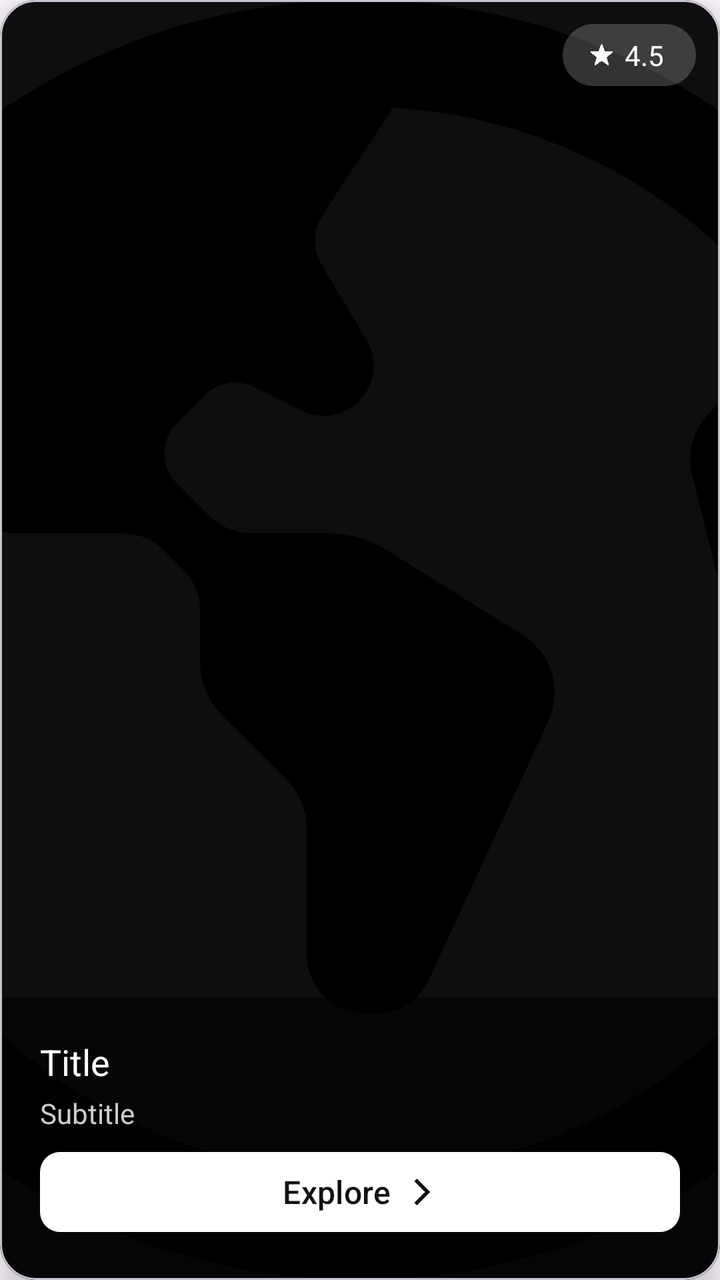
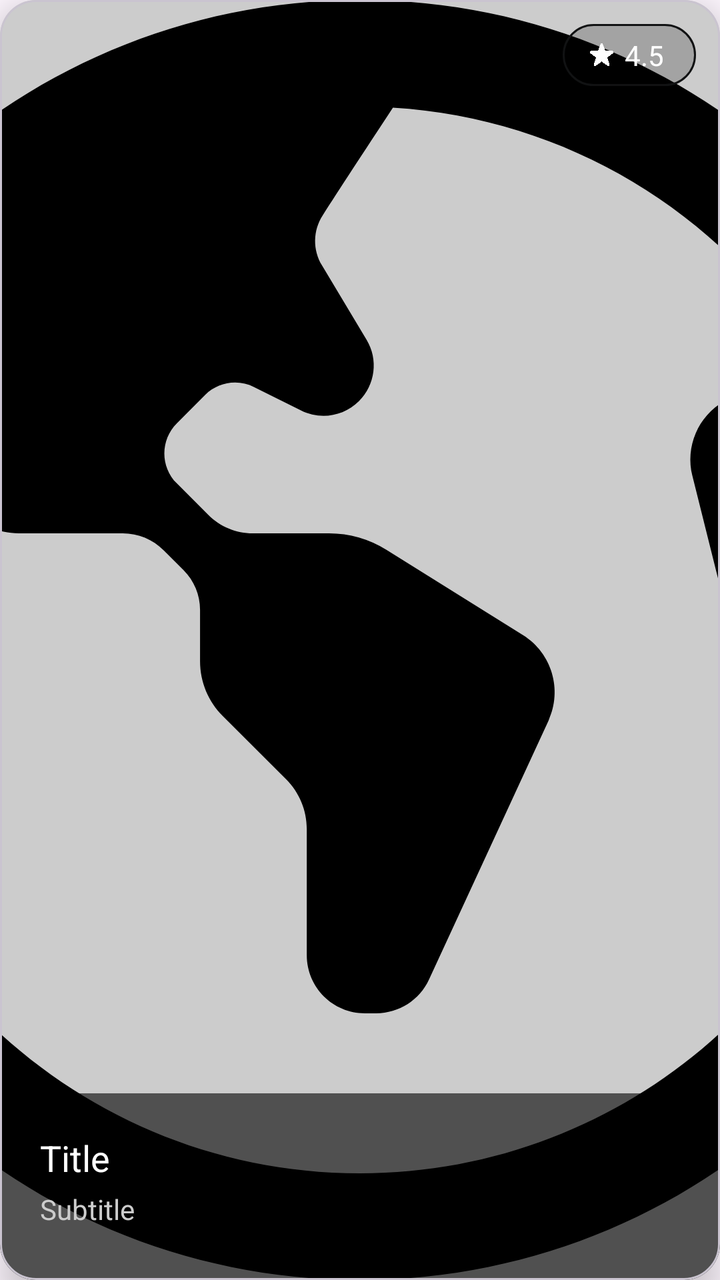

Two renders of the same Android screen: before a commit and after it. Below are the layout's source before the change and the commit's diff.
<!-- AndroidManifest.xml: application theme Theme.SpaceAdvisor -->
<!-- res/layout/item_trending_destination.xml -->
<?xml version="1.0" encoding="utf-8"?>
<com.google.android.material.card.MaterialCardView xmlns:android="http://schemas.android.com/apk/res/android"
    xmlns:app="http://schemas.android.com/apk/res-auto"
    android:layout_width="250dp"
    android:layout_height="300dp"
    android:layout_margin="10dp"
    android:backgroundTint="@color/layout_background_primary"
    android:clickable="true"
    android:focusable="true"
    app:cardCornerRadius="18dp"
    app:cardElevation="10dp">


    <RelativeLayout
        android:layout_width="match_parent"
        android:layout_height="match_parent">

        <ImageView
            android:id="@+id/trend_dest_image_item"
            android:layout_width="match_parent"
            android:layout_height="match_parent"
            android:clickable="true"
            android:scaleType="centerCrop"
            android:src="@drawable/ic_home_earth" />

        <View
            android:id="@+id/trend_dest_card_item"
            android:layout_width="match_parent"
            android:layout_height="match_parent"
            android:background="@color/layout_background_transparent_black_20" />

        <LinearLayout
            android:id="@+id/dest_rating_chip_carousel_item"
            android:layout_width="wrap_content"
            android:layout_height="wrap_content"
            android:layout_alignParentTop="true"
            android:layout_alignParentEnd="true"
            android:layout_marginTop="12dp"
            android:layout_marginEnd="12dp"
            android:background="@drawable/custom_text_gray_background"
            android:gravity="center"
            android:paddingHorizontal="12dp"
            android:paddingVertical="6dp">

            <ImageView
                android:layout_width="15dp"
                android:layout_height="15dp"
                android:scaleType="centerCrop"
                android:src="@drawable/ic_rating_star_filled"
                app:tint="@color/icon_primary" />

            <TextView
                android:id="@+id/trend_dest_rating_item"
                android:layout_width="wrap_content"
                android:layout_height="wrap_content"
                android:paddingHorizontal="4dp"
                android:text="4.5"
                android:textColor="@color/text_primary"
                android:textSize="14sp" />

        </LinearLayout>

        <LinearLayout
            android:id="@+id/trend_dest_details_container_item"
            android:layout_width="match_parent"
            android:layout_height="wrap_content"
            android:layout_alignParentBottom="true"
            android:background="@color/layout_background_transparent_black_60"
            android:orientation="vertical"
            android:paddingHorizontal="20dp"
            android:paddingVertical="20dp">


            <TextView
                android:id="@+id/trend_dest_title_item"
                android:layout_width="wrap_content"
                android:layout_height="wrap_content"
                android:layout_marginBottom="4dp"
                android:text="Title"
                android:textColor="@color/text_primary"
                android:textSize="18sp" />

            <TextView
                android:id="@+id/trend_dest_subtitle_item"
                android:layout_width="wrap_content"
                android:layout_height="wrap_content"
                android:layout_marginBottom="6dp"
                android:text="Subtitle"
                android:textColor="@color/text_quaternary_light"
                android:textSize="14sp" />

            <com.google.android.material.button.MaterialButton
                android:id="@+id/btn_explore_trend_dest_item"
                android:layout_width="match_parent"
                android:layout_height="wrap_content"
                android:text="Explore"
                android:textColor="@color/text_secondary"
                android:textSize="16sp"
                app:backgroundTint="@color/btn_fill_primary"
                app:cornerRadius="10dp"
                app:icon="@drawable/ic_arrow_right"
                app:iconGravity="textEnd"
                app:iconSize="16sp"
                app:iconTint="@color/icon_secondary" />
        </LinearLayout>

    </RelativeLayout>

</com.google.android.material.card.MaterialCardView>
<!-- resources referenced by this layout -->
<resources>
  <color name="btn_fill_primary">@color/white</color>
  <color name="icon_primary">@color/white</color>
  <color name="icon_secondary">@color/deep_black</color>
  <color name="layout_background_primary">@color/deep_black</color>
  <color name="layout_background_transparent_black_20">@color/transparent_black_20</color>
  <color name="layout_background_transparent_black_60">@color/transparent_black_60</color>
  <color name="text_primary">@color/white</color>
  <color name="text_quaternary_light">@color/gray_light</color>
  <color name="text_secondary">@color/deep_black</color>
  <!-- drawable custom_text_gray_background (drawable) -->
  <?xml version="1.0" encoding="utf-8"?>
  <shape xmlns:android="http://schemas.android.com/apk/res/android">
      <solid android:color="@color/layout_background_transparent_white_20" />
      <corners android:radius="16dp" />
  </shape>
  <!-- drawable ic_arrow_right (drawable) -->
  <vector xmlns:android="http://schemas.android.com/apk/res/android" android:autoMirrored="true" android:height="24dp" android:tint="#000000" android:viewportHeight="960" android:viewportWidth="960" android:width="24dp">
        
      <path android:fillColor="@android:color/white" android:pathData="M321,880L250,809L579,480L250,151L321,80L721,480L321,880Z"/>
      
  </vector>
  <!-- drawable ic_home_earth (drawable) -->
  <?xml version="1.0" encoding="utf-8"?>
  <vector xmlns:android="http://schemas.android.com/apk/res/android"
      android:width="24dp"
      android:height="24dp"
      android:viewportWidth="24"
      android:viewportHeight="24">
  
      <path
          android:fillColor="#000000"
          android:pathData="M12,0C5.383,0,0,5.383,0,12s5.383,12,12,12,12-5.383,12-12S18.617,0,12,0Zm0,22c-5.514,0-10-4.486-10-10,0-1.494 0.33 -2.912 0.92 -4.187l1.666,1.751c0.265 0.278 0.632 0.436 ,1.016 0.436 h1.949c0.288,0,0.564 0.114 0.768 0.318 l0.373 0.373 c0.198 0.198 0.309 0.466 0.309 0.745 v0.963c0,0.385 0.153 0.753 0.425 ,1.025l1.19,1.19c0.247 0.247 0.386 0.582 0.386 0.931 v2.365c0,0.602 0.488 ,1.09,1.09,1.09h0.213c0.425,0,0.811-0.247 0.989 -0.633l2.241-4.856c0.267-0.578 0.062 -1.263-0.477-1.601l-2.562-1.601c-0.323-0.202-0.696-0.309-1.077-0.309h-1.431c-0.311,0-0.61-0.124-0.83-0.344l-0.592-0.592c-0.312-0.312-0.312-0.817,0-1.128l0.529-0.529c0.243-0.243 0.614 -0.303 0.921 -0.149l0.88 0.44 c0.361 0.181 0.798 0.11 ,1.084-0.176l0.003-0.003c0.305-0.305 0.363 -0.778 0.141 -1.147l-0.837-1.396c-0.175-0.292-0.171-0.654 0.014 -0.94 0.296 -0.457 0.78 -1.202,1.316-2.016,3.272 0.2 ,6.125,1.98,7.801,4.586l-1.59 0.917 c-0.49 0.282 -0.733 0.855 -0.595,1.403l0.627,2.507c0.09 0.36 0.333 0.662 0.665 0.827 l2.373,1.178c-0.699,4.835-4.871,8.562-9.896,8.562Z" />
  </vector>
  <!-- drawable ic_rating_star_filled: vector/xml drawable (drawable, 2072 chars, omitted) -->
  <style name="Theme.SpaceAdvisor" parent="Base.Theme.SpaceAdvisor" />
  <color name="white">#FFFFFFFF</color>
  <color name="deep_black">#111213</color>
  <color name="transparent_black_20">#33000000</color>
  <color name="transparent_black_60">#9A000000</color>
  <color name="gray_light">#CCCCCC</color>
  <color name="layout_background_transparent_white_20">@color/transparent_white_20</color>
  <style name="Base.Theme.SpaceAdvisor" parent="Theme.Material3.DayNight.NoActionBar">
          
      </style>
  <color name="transparent_white_20">#33FFFFFF</color>
</resources>

<!-- the commit's change to res/layout/item_trending_destination.xml (unified diff, before → after) -->
@@ -4,7 +4,7 @@
     android:layout_width="250dp"
     android:layout_height="300dp"
     android:layout_margin="10dp"
-    android:backgroundTint="@color/layout_background_primary"
+    android:backgroundTint="@color/background"
     android:clickable="true"
     android:focusable="true"
     app:cardCornerRadius="18dp"
@@ -27,7 +27,7 @@
             android:id="@+id/trend_dest_card_item"
             android:layout_width="match_parent"
             android:layout_height="match_parent"
-            android:background="@color/layout_background_transparent_black_20" />
+            android:background="@color/transparent_black_20" />
 
         <LinearLayout
             android:id="@+id/dest_rating_chip_carousel_item"
@@ -47,7 +47,7 @@
                 android:layout_height="15dp"
                 android:scaleType="centerCrop"
                 android:src="@drawable/ic_rating_star_filled"
-                app:tint="@color/icon_primary" />
+                app:tint="@color/white" />
 
             <TextView
                 android:id="@+id/trend_dest_rating_item"
@@ -55,7 +55,7 @@
                 android:layout_height="wrap_content"
                 android:paddingHorizontal="4dp"
                 android:text="4.5"
-                android:textColor="@color/text_primary"
+                android:textColor="@color/white"
                 android:textSize="14sp" />
 
         </LinearLayout>
@@ -65,7 +65,7 @@
             android:layout_width="match_parent"
             android:layout_height="wrap_content"
             android:layout_alignParentBottom="true"
-            android:background="@color/layout_background_transparent_black_60"
+            android:background="@color/transparent_black_60"
             android:orientation="vertical"
             android:paddingHorizontal="20dp"
             android:paddingVertical="20dp">
@@ -77,7 +77,7 @@
                 android:layout_height="wrap_content"
                 android:layout_marginBottom="4dp"
                 android:text="Title"
-                android:textColor="@color/text_primary"
+                android:textColor="@color/white"
                 android:textSize="18sp" />
 
             <TextView
@@ -86,22 +86,22 @@
                 android:layout_height="wrap_content"
                 android:layout_marginBottom="6dp"
                 android:text="Subtitle"
-                android:textColor="@color/text_quaternary_light"
+                android:textColor="@color/gray_light"
                 android:textSize="14sp" />
 
-            <com.google.android.material.button.MaterialButton
-                android:id="@+id/btn_explore_trend_dest_item"
-                android:layout_width="match_parent"
-                android:layout_height="wrap_content"
-                android:text="Explore"
-                android:textColor="@color/text_secondary"
-                android:textSize="16sp"
-                app:backgroundTint="@color/btn_fill_primary"
-                app:cornerRadius="10dp"
-                app:icon="@drawable/ic_arrow_right"
-                app:iconGravity="textEnd"
-                app:iconSize="16sp"
-                app:iconTint="@color/icon_secondary" />
+            
+            
+            
+            
+            
+            
+            
+            
+            
+            
+            
+            
+            
         </LinearLayout>
 
     </RelativeLayout>
<!-- resource entries referenced after the edit -->
@@ -1,26 +1,15 @@
 <!-- resources referenced by this layout -->
 <resources>
-  <color name="btn_fill_primary">@color/white</color>
-  <color name="icon_primary">@color/white</color>
-  <color name="icon_secondary">@color/deep_black</color>
-  <color name="layout_background_primary">@color/deep_black</color>
-  <color name="layout_background_transparent_black_20">@color/transparent_black_20</color>
-  <color name="layout_background_transparent_black_60">@color/transparent_black_60</color>
-  <color name="text_primary">@color/white</color>
-  <color name="text_quaternary_light">@color/gray_light</color>
-  <color name="text_secondary">@color/deep_black</color>
+  <color name="background">@color/white</color>
   <!-- drawable custom_text_gray_background (drawable) -->
   <?xml version="1.0" encoding="utf-8"?>
   <shape xmlns:android="http://schemas.android.com/apk/res/android">
-      <solid android:color="@color/layout_background_transparent_white_20" />
+      <solid android:color="@color/chip_fill_quaternary" />
+      <stroke
+          android:width="1dp"
+          android:color="@color/chip_quaternary" />
       <corners android:radius="16dp" />
   </shape>
-  <!-- drawable ic_arrow_right (drawable) -->
-  <vector xmlns:android="http://schemas.android.com/apk/res/android" android:autoMirrored="true" android:height="24dp" android:tint="#000000" android:viewportHeight="960" android:viewportWidth="960" android:width="24dp">
-        
-      <path android:fillColor="@android:color/white" android:pathData="M321,880L250,809L579,480L250,151L321,80L721,480L321,880Z"/>
-      
-  </vector>
   <!-- drawable ic_home_earth (drawable) -->
   <?xml version="1.0" encoding="utf-8"?>
   <vector xmlns:android="http://schemas.android.com/apk/res/android"
@@ -33,17 +22,37 @@
           android:fillColor="#000000"
           android:pathData="M12,0C5.383,0,0,5.383,0,12s5.383,12,12,12,12-5.383,12-12S18.617,0,12,0Zm0,22c-5.514,0-10-4.486-10-10,0-1.494 0.33 -2.912 0.92 -4.187l1.666,1.751c0.265 0.278 0.632 0.436 ,1.016 0.436 h1.949c0.288,0,0.564 0.114 0.768 0.318 l0.373 0.373 c0.198 0.198 0.309 0.466 0.309 0.745 v0.963c0,0.385 0.153 0.753 0.425 ,1.025l1.19,1.19c0.247 0.247 0.386 0.582 0.386 0.931 v2.365c0,0.602 0.488 ,1.09,1.09,1.09h0.213c0.425,0,0.811-0.247 0.989 -0.633l2.241-4.856c0.267-0.578 0.062 -1.263-0.477-1.601l-2.562-1.601c-0.323-0.202-0.696-0.309-1.077-0.309h-1.431c-0.311,0-0.61-0.124-0.83-0.344l-0.592-0.592c-0.312-0.312-0.312-0.817,0-1.128l0.529-0.529c0.243-0.243 0.614 -0.303 0.921 -0.149l0.88 0.44 c0.361 0.181 0.798 0.11 ,1.084-0.176l0.003-0.003c0.305-0.305 0.363 -0.778 0.141 -1.147l-0.837-1.396c-0.175-0.292-0.171-0.654 0.014 -0.94 0.296 -0.457 0.78 -1.202,1.316-2.016,3.272 0.2 ,6.125,1.98,7.801,4.586l-1.59 0.917 c-0.49 0.282 -0.733 0.855 -0.595,1.403l0.627,2.507c0.09 0.36 0.333 0.662 0.665 0.827 l2.373,1.178c-0.699,4.835-4.871,8.562-9.896,8.562Z" />
   </vector>
-  <!-- drawable ic_rating_star_filled: vector/xml drawable (drawable, 2072 chars, omitted) -->
-  <style name="Theme.SpaceAdvisor" parent="Base.Theme.SpaceAdvisor" />
+  <!-- drawable ic_rating_star_filled: vector/xml drawable (drawable, 2082 chars, omitted) -->
+  <style name="Theme.SpaceAdvisor" parent="Base.Theme.SpaceAdvisor">
+          <item name="colorPrimary">@color/primary</item>
+          <item name="customColorPrimary">@color/primary</item>
+          <item name="customColorPrimaryGlow">@color/primary_glow</item>
+          <item name="customColorPrimaryFaded">@color/primary_faded</item>
+          <item name="customColorPrimaryLight">@color/primary_light</item>
+          <item name="customColorPrimaryVariant">@color/primary_variant</item>
+          <item name="customColorPrimaryVariantFaded">@color/primary_variant_faded</item>
+      </style>
+  <color name="chip_fill_quaternary">@color/transparent_black_20</color>
+  <color name="chip_quaternary">@color/deep_black</color>
   <color name="white">#FFFFFFFF</color>
   <color name="deep_black">#111213</color>
+  <color name="space_purple">#575AD3</color>
+  <color name="space_purple_glow">#48575AD3</color>
+  <color name="space_purple_faded">#50A0A0FF</color>
+  <color name="space_purple_light">#A0A0FF</color>
+  <color name="space_pink">#AE52D4</color>
+  <color name="space_pink_faded">#20AE52D4</color>
   <color name="transparent_black_20">#33000000</color>
   <color name="transparent_black_60">#9A000000</color>
   <color name="gray_light">#CCCCCC</color>
-  <color name="layout_background_transparent_white_20">@color/transparent_white_20</color>
   <style name="Base.Theme.SpaceAdvisor" parent="Theme.Material3.DayNight.NoActionBar">
-          
+          <item name="colorPrimary">@color/primary</item>
       </style>
-  <color name="transparent_white_20">#33FFFFFF</color>
+  <color name="primary">@color/space_purple</color>
+  <color name="primary_glow">@color/space_purple_glow</color>
+  <color name="primary_faded">@color/space_purple_faded</color>
+  <color name="primary_light">@color/space_purple_light</color>
+  <color name="primary_variant">@color/space_pink</color>
+  <color name="primary_variant_faded">@color/space_pink_faded</color>
 </resources>
 
